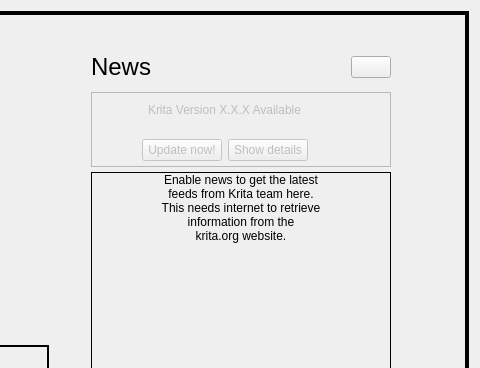
KDE/krita, file libs/ui/forms/KisWelcomePage.ui: the form before one commit; both pictures show x 638 to 1118 and y 0 to 368 of the 1118 by 593 pixel window.
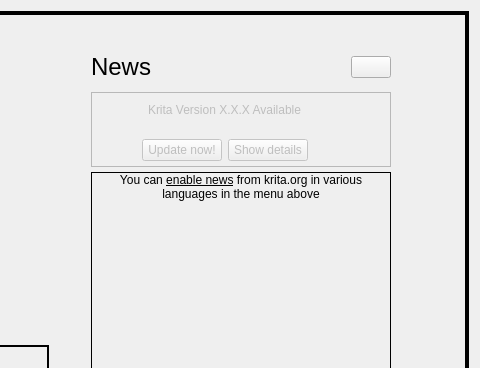
The form after the commit. Custom widgets are drawn as their Qt base class.

Commit message: Polish news widget text and interaction

Diff of the .ui file:
```diff
--- a/libs/ui/forms/KisWelcomePage.ui
+++ b/libs/ui/forms/KisWelcomePage.ui
@@ -1700,15 +1700,23 @@
             </item>
             <item column="0" row="0">
              <widget class="QLabel" name="labelNoFeed">
+              <property name="sizePolicy">
+               <sizepolicy hsizetype="Minimum" vsizetype="Preferred">
+                <horstretch>0</horstretch>
+                <verstretch>0</verstretch>
+               </sizepolicy>
+              </property>
+              <property name="maximumSize">
+               <size>
+                <width>268</width>
+                <height>16777215</height>
+               </size>
+              </property>
               <property name="text">
-               <string>Enable news to get the latest 
-feeds from Krita team here.
-This needs internet to retrieve
-information from the
-krita.org website.</string>
+               <string>You can &lt;a href=&quot;ignored&quot; style=&quot;color: COLOR_PLACEHOLDER; text-decoration: underline;&quot;&gt;enable news&lt;/a&gt; from krita.org in various languages in the menu above</string>
               </property>
               <property name="textFormat">
-               <enum>Qt::PlainText</enum>
+               <enum>Qt::RichText</enum>
               </property>
               <property name="alignment">
                <set>Qt::AlignCenter</set>
@@ -1716,6 +1724,15 @@
               <property name="wordWrap">
                <bool>true</bool>
               </property>
+              <property name="margin">
+               <number>0</number>
+              </property>
+              <property name="indent">
+               <number>-1</number>
+              </property>
+              <property name="openExternalLinks">
+               <bool>false</bool>
+              </property>
               <property name="textInteractionFlags">
                <set>Qt::NoTextInteraction</set>
               </property>
```
Left out of the diff: 4 changed lines with no effect on the pictures. The commit also changes 2 other files.
